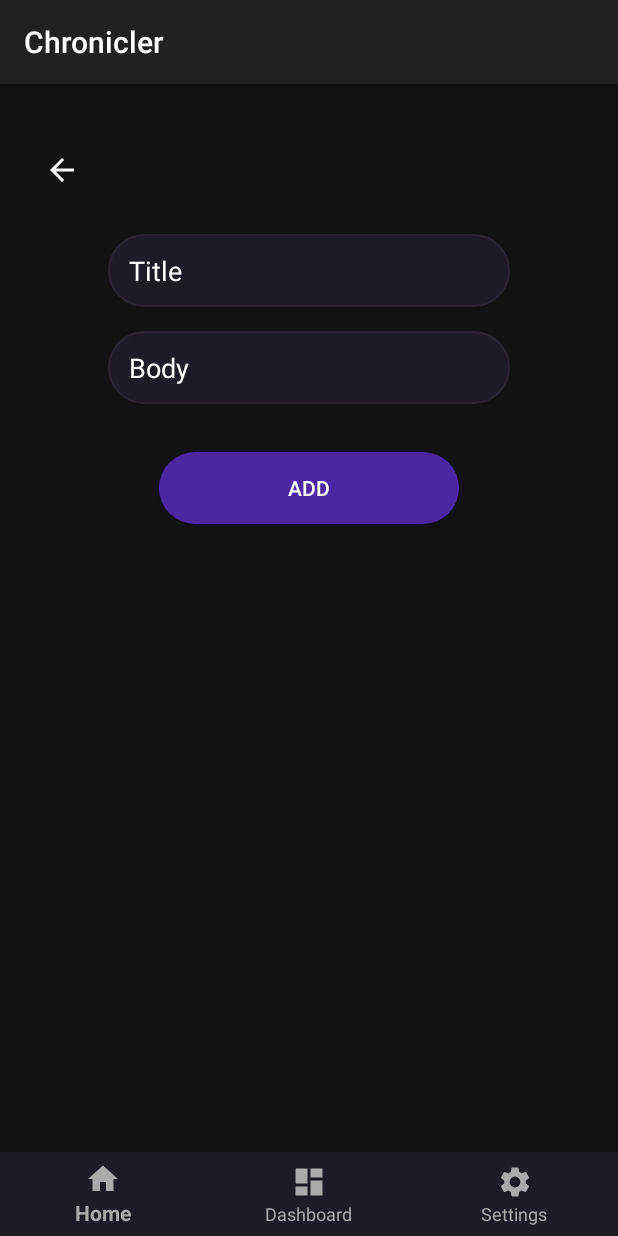
After one commit to SaurabhDRao/Chronicler, an Android app: the fragment AddEntryFragment placed in its activity, on a phone screen of 412 x 824 dp. The commit adds this screen. Run offline under Robolectric (Android 15) with nearby library versions, the phone set to English and light mode, and no system bars; our stand-ins replace Room's generated code.

Commit message:
entry can be added to locl storage

```diff
--- a/app/build.gradle
+++ b/app/build.gradle
@@ -29,4 +29,6 @@ dependencies {
     testImplementation 'junit:junit:4.12'
     androidTestImplementation 'com.android.support.test:runner:1.0.2'
     androidTestImplementation 'com.android.support.test.espresso:espresso-core:3.0.2'
+    implementation "android.arch.persistence.room:runtime:1.0.0"
+    annotationProcessor "android.arch.persistence.room:compiler:1.0.0"
 }
--- /dev/null
+++ b/app/src/main/java/com/example/myapplication/AddEntryFragment.java
@@ -0,0 +1,65 @@
+package com.example.myapplication;
+
+import android.os.Bundle;
+import android.support.annotation.Nullable;
+import android.support.v4.app.Fragment;
+import android.view.LayoutInflater;
+import android.view.View;
+import android.view.ViewGroup;
+import android.widget.Button;
+import android.widget.EditText;
+import android.widget.ImageButton;
+import android.widget.Toast;
+
+import com.example.myapplication.Database.JournalEntry;
+
+import java.text.SimpleDateFormat;
+import java.util.Date;
+
+public class AddEntryFragment extends Fragment {
+
+    EditText titleInput, bodyInput;
+    Button addEntryBtn;
+    ImageButton backButton;
+
+    @Nullable
+    @Override
+    public View onCreateView(LayoutInflater inflater, @Nullable ViewGroup container, Bundle savedInstanceState) {
+        View fragmentView = inflater.inflate(R.layout.fragment_add_entry, container, false);
+
+        titleInput = fragmentView.findViewById(R.id.add_entry_title);
+        bodyInput = fragmentView.findViewById(R.id.add_entry_body);
+        addEntryBtn = fragmentView.findViewById(R.id.add_entry_btn);
+        backButton = fragmentView.findViewById(R.id.add_entry_back_btn);
+
+        addEntryBtn.setOnClickListener(new View.OnClickListener() {
+            @Override
+            public void onClick(View view) {
+
+                JournalEntry jEntry = new JournalEntry();
+
+                jEntry.setId(MainActivity.myDatabase.journalDao().getMaxId() + 1);
+                jEntry.setTitle(titleInput.getText().toString());
+                jEntry.setBody(bodyInput.getText().toString());
+                jEntry.setDateTime(new SimpleDateFormat("yyyy-mm-dd hh:mm:ss").format(new Date()));
+
+                MainActivity.myDatabase.journalDao().addEntry(jEntry);
+
+                Toast.makeText(getContext(), "Journal entry added!", Toast.LENGTH_SHORT).show();
+
+                titleInput.setText("");
+                bodyInput.setText("");
+
+            }
+        });
+
+        backButton.setOnClickListener(new View.OnClickListener() {
+            @Override
+            public void onClick(View view) {
+                getFragmentManager().beginTransaction().replace(R.id.fragment_container, new HomeFragment()).commit();
+            }
+        });
+
+        return fragmentView;
+    }
+}
--- /dev/null
+++ b/app/src/main/java/com/example/myapplication/Database/JournalDao.java
@@ -0,0 +1,21 @@
+package com.example.myapplication.Database;
+
+import android.arch.persistence.room.Dao;
+import android.arch.persistence.room.Insert;
+import android.arch.persistence.room.Query;
+
+import java.util.List;
+
+@Dao
+public interface JournalDao {
+
+    @Insert
+    public void addEntry(JournalEntry entry);
+
+    @Query("select * from JournalEntry")
+    public List<JournalEntry> getAllJournalEntries();
+
+    @Query("select max(id) as id from journalentry")
+    public int getMaxId();
+
+}
--- /dev/null
+++ b/app/src/main/java/com/example/myapplication/Database/JournalDatabase.java
@@ -0,0 +1,11 @@
+package com.example.myapplication.Database;
+
+import android.arch.persistence.room.Database;
+import android.arch.persistence.room.RoomDatabase;
+
+@Database(entities = { JournalEntry.class }, version = 1)
+public abstract class JournalDatabase extends RoomDatabase {
+
+    public abstract JournalDao journalDao();
+
+}
--- a/app/src/main/java/com/example/myapplication/HomeFragment.java
+++ b/app/src/main/java/com/example/myapplication/HomeFragment.java
@@ -3,19 +3,55 @@ package com.example.myapplication;
 import android.os.Bundle;
 import android.support.annotation.NonNull;
 import android.support.annotation.Nullable;
+import android.support.design.widget.FloatingActionButton;
 import android.support.v4.app.Fragment;
+import android.support.v4.app.FragmentManager;
 import android.view.LayoutInflater;
 import android.view.View;
 import android.view.ViewGroup;
+import android.widget.TextView;
+
+import com.example.myapplication.Database.JournalEntry;
+
+import java.util.List;
 
 
 public class HomeFragment extends Fragment {
+
+    TextView allEntriesTv;
+    FloatingActionButton addEntryBtn;
 
     @Nullable
     @Override
     public View onCreateView(@NonNull LayoutInflater inflater, @Nullable ViewGroup container, @Nullable Bundle savedInstanceState) {
         View fragmentView = inflater.inflate(R.layout.fragment_home, container, false);
 
+        allEntriesTv = fragmentView.findViewById(R.id.allEntries);
+        addEntryBtn = fragmentView.findViewById(R.id.home_add_entry_btn);
+
+        showAllEntries();
+
+        addEntryBtn.setOnClickListener(new View.OnClickListener() {
+            @Override
+            public void onClick(View view) {
+                getFragmentManager().beginTransaction().replace(R.id.fragment_container, new AddEntryFragment()).commit();
+            }
+        });
+
         return fragmentView;
     }
+
+    private void showAllEntries() {
+
+        List<JournalEntry> allEntries = MainActivity.myDatabase.journalDao().getAllJournalEntries();
+
+        String entryStr = "";
+
+        for(JournalEntry entry : allEntries) {
+            entryStr += (entry.getId() + " " + entry.getTitle() + " " + entry.getBody() + " " + entry.getDateTime() + "\n");
+        }
+
+        allEntriesTv.setText(entryStr);
+
+    }
 }
--- a/app/src/main/java/com/example/myapplication/MainActivity.java
+++ b/app/src/main/java/com/example/myapplication/MainActivity.java
@@ -1,6 +1,8 @@
 package com.example.myapplication;
 
+import android.arch.persistence.room.Room;
 import android.content.Intent;
+import android.content.SharedPreferences;
 import android.content.res.ColorStateList;
 import android.graphics.Color;
 import android.support.annotation.NonNull;
@@ -16,14 +18,20 @@ import android.widget.ImageButton;
 import android.widget.ImageView;
 import android.widget.TextView;
 
+import com.example.myapplication.Database.JournalDatabase;
+
 public class MainActivity extends AppCompatActivity {
 
     BottomNavigationView navView;
+
+    public static JournalDatabase myDatabase;
 
     @Override
     protected void onCreate(Bundle savedInstanceState) {
         super.onCreate(savedInstanceState);
         setContentView(R.layout.activity_main);
+
+        myDatabase = Room.databaseBuilder(getApplicationContext(), JournalDatabase.class, "chroniclerdb").allowMainThreadQueries().build();
 
         getSupportFragmentManager().beginTransaction().replace(R.id.fragment_container, new HomeFragment()).commit();
 
--- a/app/src/main/res/layout/activity_login.xml
+++ b/app/src/main/res/layout/activity_login.xml
@@ -97,8 +97,8 @@
         android:id="@+id/login_back_btn"
         android:layout_width="50dp"
         android:layout_height="50dp"
-        android:layout_marginStart="32dp"
-        android:layout_marginLeft="32dp"
+        android:layout_marginStart="16dp"
+        android:layout_marginLeft="16dp"
         android:layout_marginTop="32dp"
         android:background="@color/backgroundColor"
         android:tint="#fff"
--- a/app/src/main/res/layout/activity_register.xml
+++ b/app/src/main/res/layout/activity_register.xml
@@ -136,8 +136,8 @@
         android:id="@+id/register_back_btn"
         android:layout_width="50dp"
         android:layout_height="50dp"
-        android:layout_marginStart="32dp"
-        android:layout_marginLeft="32dp"
+        android:layout_marginStart="16dp"
+        android:layout_marginLeft="16dp"
         android:layout_marginTop="32dp"
         android:background="@color/backgroundColor"
         android:tint="#fff"
--- /dev/null
+++ b/app/src/main/res/layout/fragment_add_entry.xml
@@ -0,0 +1,79 @@
+<?xml version="1.0" encoding="utf-8"?>
+<android.support.constraint.ConstraintLayout
+    xmlns:android="http://schemas.android.com/apk/res/android"
+    xmlns:app="http://schemas.android.com/apk/res-auto"
+    xmlns:tools="http://schemas.android.com/tools"
+    android:layout_width="match_parent"
+    android:layout_height="match_parent"
+    android:background="@color/backgroundColor" >
+
+    <EditText
+        android:id="@+id/add_entry_title"
+        android:layout_width="268dp"
+        android:layout_height="wrap_content"
+        android:layout_marginStart="8dp"
+        android:layout_marginLeft="8dp"
+        android:layout_marginTop="100dp"
+        android:layout_marginEnd="8dp"
+        android:layout_marginRight="8dp"
+        android:ems="10"
+        android:inputType="textPersonName"
+        android:hint="Title"
+        android:textColorHint="#fff"
+        android:textColor="#fff"
+        android:background="@drawable/edittext_style"
+        android:textCursorDrawable="@drawable/edittext_cursor_color"
+        app:layout_constraintEnd_toEndOf="parent"
+        app:layout_constraintStart_toStartOf="parent"
+        app:layout_constraintTop_toTopOf="parent" />
+
+    <EditText
+        android:id="@+id/add_entry_body"
+        android:layout_width="268dp"
+        android:layout_height="wrap_content"
+        android:layout_marginStart="8dp"
+        android:layout_marginLeft="8dp"
+        android:layout_marginTop="16dp"
+        android:layout_marginEnd="8dp"
+        android:layout_marginRight="8dp"
+        android:ems="10"
+        android:inputType="textMultiLine"
+        android:hint="Body"
+        android:textColor="#fff"
+        android:textColorHint="#fff"
+        android:textCursorDrawable="@drawable/edittext_cursor_color"
+        android:background="@drawable/edittext_style"
+        app:layout_constraintEnd_toEndOf="parent"
+        app:layout_constraintStart_toStartOf="parent"
+        app:layout_constraintTop_toBottomOf="@+id/add_entry_title" />
+
+    <Button
+        android:id="@+id/add_entry_btn"
+        android:layout_width="200dp"
+        android:layout_height="wrap_content"
+        android:layout_marginStart="8dp"
+        android:layout_marginLeft="20dp"
+        android:layout_marginTop="32dp"
+        android:layout_marginEnd="8dp"
+        android:layout_marginRight="8dp"
+        android:text="Add"
+        android:textColor="#fff"
+        android:background="@drawable/login_btn_style"
+        app:layout_constraintEnd_toEndOf="parent"
+        app:layout_constraintStart_toStartOf="parent"
+        app:layout_constraintTop_toBottomOf="@+id/add_entry_body" />
+
+    <ImageButton
+        android:id="@+id/add_entry_back_btn"
+        android:layout_width="50dp"
+        android:layout_height="50dp"
+        android:layout_marginStart="16dp"
+        android:layout_marginLeft="16dp"
+        android:layout_marginTop="32dp"
+        android:background="@color/backgroundColor"
+        android:tint="#fff"
+        app:layout_constraintStart_toStartOf="parent"
+        app:layout_constraintTop_toTopOf="parent"
+        app:srcCompat="@drawable/ic_arrow_back_black_24dp" />
+
+</android.support.constraint.ConstraintLayout>
--- a/app/src/main/res/layout/fragment_home.xml
+++ b/app/src/main/res/layout/fragment_home.xml
@@ -8,7 +8,7 @@
 
     <!-- TODO: Update blank fragment layout -->
     <TextView
-        android:id="@+id/textView"
+        android:id="@+id/allEntries"
         android:layout_width="match_parent"
         android:layout_height="match_parent"
         android:textColor="@color/primaryBlue"
@@ -16,6 +16,7 @@
         android:text="home fragment" />
 
     <android.support.design.widget.FloatingActionButton
+        android:id="@+id/home_add_entry_btn"
         android:layout_width="wrap_content"
         android:layout_height="wrap_content"
         android:layout_marginEnd="32dp"
```
Also changed, not shown: app/src/main/java/com/example/myapplication/Database/JournalEntry.java (added, +54 -0 lines).
